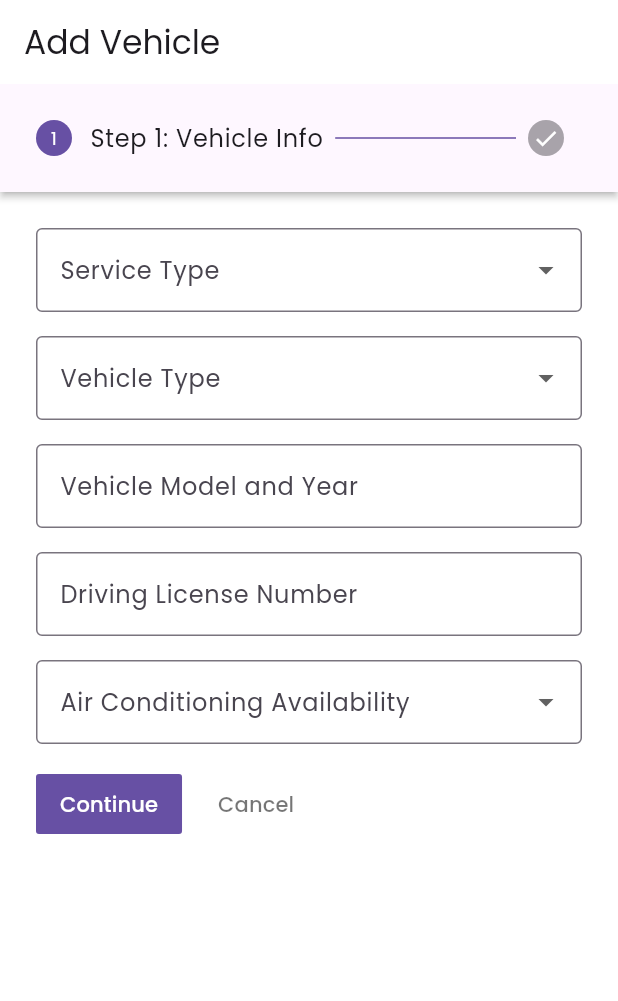
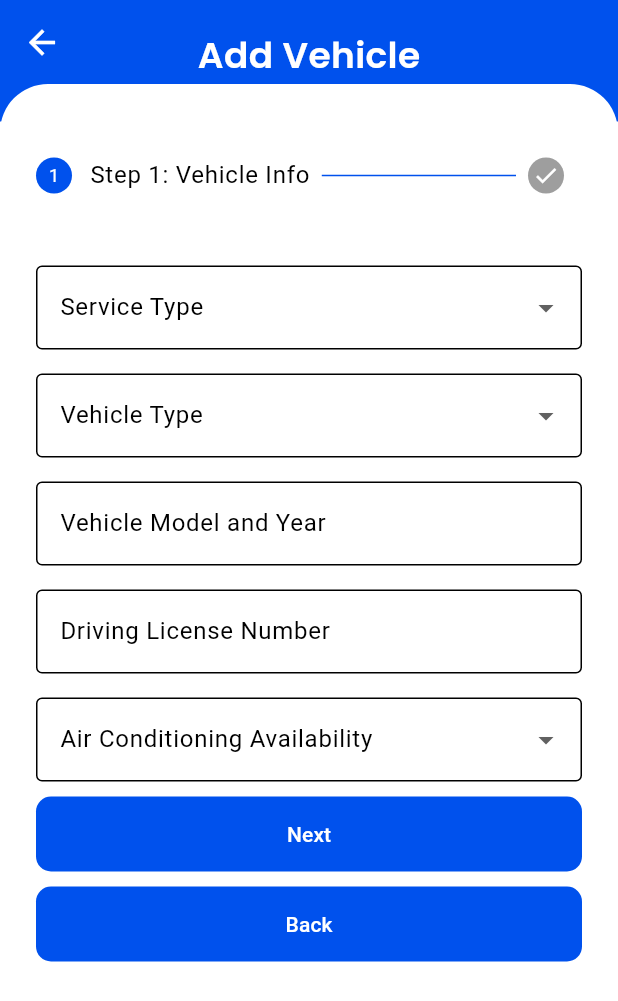
Before and after one commit to wathilaDewnaka/ridelanka-mobile-app-client, a Flutter app: the screen it shows after launch, on a phone screen of 412 x 824 dp. Shown: the top 1001 px of the screen. Run offline on Flutter 3.47's test engine with Material 3 defaults, Android fonts, the phone set to English and light mode, and no system bars; our stand-ins replace firebase_core; accounts and stored records are empty.

Commit message:
Added the app bar and aligned borders and buttons

```diff
--- a/lib/src/screens/driver/vehicle_add.dart
+++ b/lib/src/screens/driver/vehicle_add.dart
@@ -2,8 +2,7 @@ import 'package:flutter/material.dart';
 
 class VehicleAddScreen extends StatefulWidget {
   @override
-  _VehicleAddScreenState createState() =>
-      _VehicleAddScreenState();
+  _VehicleAddScreenState createState() => _VehicleAddScreenState();
 }
 
 class _VehicleAddScreenState extends State<VehicleAddScreen> {
@@ -26,8 +25,54 @@ class _VehicleAddScreenState extends State<VehicleAddScreen> {
   @override
   Widget build(BuildContext context) {
     return Scaffold(
-      appBar: AppBar(title: Text('Add Vehicle')),
-      body: Stepper(
+      backgroundColor: const Color(0xFF0051ED),
+      appBar: PreferredSize(
+        preferredSize: const Size.fromHeight(kToolbarHeight),
+        child: Stack(
+          alignment: Alignment.center,
+          children: [
+            AppBar(
+              backgroundColor: const Color(0xFF0051ED),
+              leading: IconButton(
+                icon:
+                    const Icon(Icons.arrow_back, color: Colors.white, size: 26),
+                onPressed: () {},
+              ),
+              elevation: 0,
+            ),
+            const Padding(
+              padding: EdgeInsets.only(top: 17.0),
+              child: Text(
+                "Add Vehicle",
+                style: TextStyle(
+                  color: Colors.white,
+                  fontSize: 24,
+                  fontWeight: FontWeight.w600,
+                ),
+              ),
+            ),
+          ],
+        ),
+      ),
+      body: Container(
+        decoration: const BoxDecoration(
+          color: Colors.white,
+          borderRadius: BorderRadius.only(
+            topLeft: Radius.circular(32),
+            topRight: Radius.circular(32),
+          ),
+        ),
+        child: Padding(
+          padding: const EdgeInsets.only(top: 25),
+          child: Theme(
+            data: ThemeData(
+              colorScheme: const ColorScheme.light(
+                primary: Color(0xFF0051ED),
+                surface: Colors.white,
+                shadow: Colors.transparent,
+              ),
+            ),
+            child: Stepper(
               type: StepperType.horizontal,
               currentStep: _currentStep,
               onStepContinue: () {
@@ -43,18 +88,60 @@ class _VehicleAddScreenState extends State<VehicleAddScreen> {
                   setState(() => _currentStep -= 1);
                 }
               },
+              controlsBuilder: (BuildContext context, ControlsDetails details) {
+                return Padding(
+                  padding: const EdgeInsets.only(top: 10.0),
+                  child: Column(
+                    children: [
+                      ElevatedButton(
+                        onPressed: details.onStepContinue,
+                        style: ElevatedButton.styleFrom(
+                          minimumSize: const Size(double.infinity, 50),
+                          backgroundColor: const Color(0xFF0051ED),
+                          shape: const RoundedRectangleBorder(
+                            borderRadius: BorderRadius.all(Radius.circular(10)),
+                          ),
+                        ),
+                        child: const Text(
+                          "Next",
+                          style: TextStyle(
+                            color: Colors.white,
+                          ),
+                        ),
+                      ),
+                      SizedBox(height: 10,),
+                      ElevatedButton(
+                        onPressed: details.onStepCancel,
+                        style: ElevatedButton.styleFrom(
+                          minimumSize: const Size(double.infinity, 50),
+                          backgroundColor: const Color(0xFF0051ED),
+                          shape: const RoundedRectangleBorder(
+                            borderRadius: BorderRadius.all(Radius.circular(10)),
+                          ),
+                        ),
+                        child: const Text(
+                          "Back",
+                          style: TextStyle(
+                            color: Colors.white,
+                          ),
+                        ),
+                      ),
+                    ],
+                  ),
+                );
+              },
               steps: [
-          // Step 1: Vehicle Information
                 Step(
                   title: Text(_currentStep == 0 ? 'Step 1: Vehicle Info' : ""),
                   isActive: _currentStep >= 0,
-            state: _currentStep > 0 ? StepState.complete : StepState.indexed,
+                  state:
+                      _currentStep > 0 ? StepState.complete : StepState.indexed,
                   content: Column(
                     children: [
                       DropdownButtonFormField(
                         items: ['School', 'Staff']
-                      .map((value) =>
-                          DropdownMenuItem(value: value, child: Text(value)))
+                            .map((value) => DropdownMenuItem(
+                                value: value, child: Text(value)))
                             .toList(),
                         onChanged: (value) {},
                         decoration: InputDecoration(
@@ -65,8 +152,8 @@ class _VehicleAddScreenState extends State<VehicleAddScreen> {
                       SizedBox(height: 16),
                       DropdownButtonFormField(
                         items: ['Van', 'Bus']
-                      .map((value) =>
-                          DropdownMenuItem(value: value, child: Text(value)))
+                            .map((value) => DropdownMenuItem(
+                                value: value, child: Text(value)))
                             .toList(),
                         onChanged: (value) {},
                         decoration: InputDecoration(
@@ -93,8 +180,8 @@ class _VehicleAddScreenState extends State<VehicleAddScreen> {
                       SizedBox(height: 16),
                       DropdownButtonFormField(
                         items: ['Yes', 'No']
-                      .map((value) =>
-                          DropdownMenuItem(value: value, child: Text(value)))
+                            .map((value) => DropdownMenuItem(
+                                value: value, child: Text(value)))
                             .toList(),
                         onChanged: (value) {},
                         decoration: InputDecoration(
@@ -108,10 +195,12 @@ class _VehicleAddScreenState extends State<VehicleAddScreen> {
 
                 // Step 2: Pricing and Background
                 Step(
-            title:
-                Text(_currentStep == 1 ? 'Step 2: Pricing & Background' : ''),
+                  title: Text(
+                      _currentStep == 1 ? 'Step 2: Pricing & Background' : ''),
                   isActive: _currentStep >= 1,
-            state: _currentStep == 1 ? StepState.indexed : StepState.complete,
+                  state: _currentStep == 1
+                      ? StepState.indexed
+                      : StepState.complete,
                   content: Column(
                     children: [
                       TextField(
@@ -174,6 +263,9 @@ class _VehicleAddScreenState extends State<VehicleAddScreen> {
                 ),
               ],
             ),
+          ),
+        ),
+      ),
     );
   }
 }
```
Also changed, not shown: 4 other files. Lines whose indentation alone changed are shown as unchanged.
